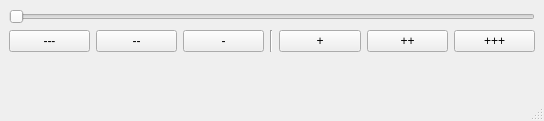
jonathantopf/jt_tools, file scripts/jt_weight_slider.ui: the form before one commit.
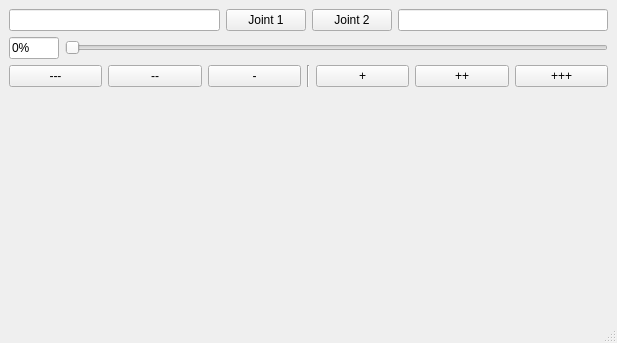
The form after the commit.

Patch:
```diff
--- a/scripts/jt_weight_slider.ui
+++ b/scripts/jt_weight_slider.ui
@@ -6,8 +6,8 @@
    <rect>
     <x>0</x>
     <y>0</y>
-    <width>544</width>
-    <height>121</height>
+    <width>617</width>
+    <height>343</height>
    </rect>
   </property>
   <property name="windowTitle">
@@ -15,7 +15,7 @@
   </property>
   <widget class="QWidget" name="centralwidget">
    <layout class="QGridLayout" name="gridLayout">
-    <item row="1" column="0">
+    <item row="5" column="0">
      <layout class="QHBoxLayout" name="horizontalLayout_3">
       <item>
        <widget class="QPushButton" name="JT_WeightSlider_subtract_3">
@@ -86,7 +86,7 @@
       </item>
      </layout>
     </item>
-    <item row="2" column="0">
+    <item row="6" column="0">
      <spacer name="verticalSpacer">
       <property name="orientation">
        <enum>Qt::Vertical</enum>
@@ -99,8 +99,30 @@
       </property>
      </spacer>
     </item>
-    <item row="0" column="0">
+    <item row="4" column="0">
      <layout class="QHBoxLayout" name="horizontalLayout">
+      <item>
+       <widget class="QLineEdit" name="weightpercent">
+        <property name="sizePolicy">
+         <sizepolicy hsizetype="Maximum" vsizetype="Maximum">
+          <horstretch>0</horstretch>
+          <verstretch>0</verstretch>
+         </sizepolicy>
+        </property>
+        <property name="maximumSize">
+         <size>
+          <width>50</width>
+          <height>100</height>
+         </size>
+        </property>
+        <property name="text">
+         <string>0%</string>
+        </property>
+        <property name="readOnly">
+         <bool>true</bool>
+        </property>
+       </widget>
+      </item>
       <item>
        <widget class="QSlider" name="jt_weight_slider_slider">
         <property name="maximum">
@@ -116,6 +138,36 @@
       </item>
      </layout>
     </item>
+    <item row="0" column="0" rowspan="2">
+     <layout class="QGridLayout" name="gridLayout_2">
+      <item row="0" column="0">
+       <widget class="QLineEdit" name="joint_disp_0"/>
+      </item>
+      <item row="0" column="1">
+       <widget class="QPushButton" name="joint_1_button">
+        <property name="text">
+         <string>Joint 1</string>
+        </property>
+        <property name="+c" stdset="0">
+         <string>'import  jt_weight_slider;  jt_weight_slider.get_bone(0)'</string>
+        </property>
+       </widget>
+      </item>
+      <item row="0" column="2">
+       <widget class="QPushButton" name="joint_2_button">
+        <property name="text">
+         <string>Joint 2</string>
+        </property>
+        <property name="+c" stdset="0">
+         <string>'import  jt_weight_slider;  jt_weight_slider.get_bone(1)'</string>
+        </property>
+       </widget>
+      </item>
+      <item row="0" column="3">
+       <widget class="QLineEdit" name="joint_disp_1"/>
+      </item>
+     </layout>
+    </item>
    </layout>
   </widget>
   <widget class="QStatusBar" name="statusbar"/>
```
